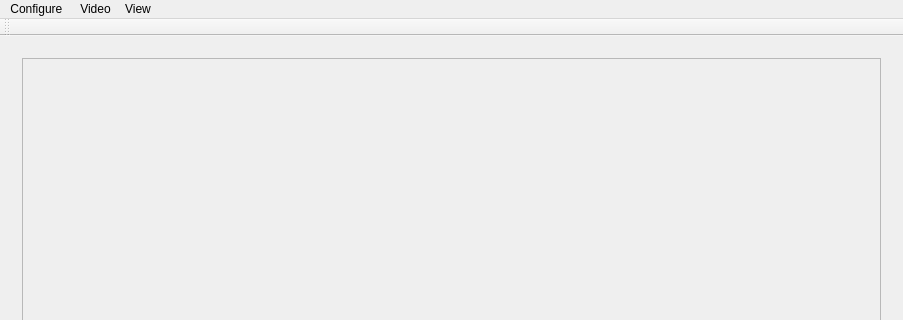
Above: WDgui/mainwindow.ui from geirwanvik/WDrov before the change; both pictures show x 0 to 903 and y 0 to 320 of the 903 by 546 pixel window. Below: the same form after it.
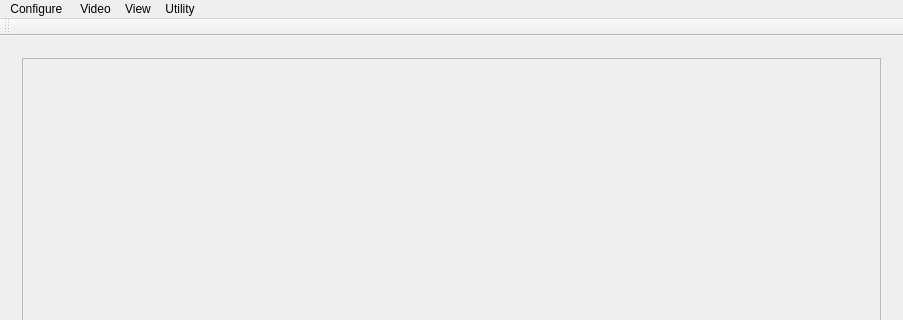
That is the form after the change.

```diff
--- a/WDgui/mainwindow.ui
+++ b/WDgui/mainwindow.ui
@@ -139,9 +139,16 @@
     <addaction name="actionCompass"/>
     <addaction name="menuMode"/>
    </widget>
+   <widget class="QMenu" name="menuUtility">
+    <property name="title">
+     <string>Utility</string>
+    </property>
+    <addaction name="actionPlot"/>
+   </widget>
    <addaction name="menuConfigure"/>
    <addaction name="menuVideo"/>
    <addaction name="menuView"/>
+   <addaction name="menuUtility"/>
   </widget>
   <widget class="QToolBar" name="mainToolBar">
    <attribute name="toolBarArea">
```
Left out of the diff: 5 changed lines with no effect on the pictures.
